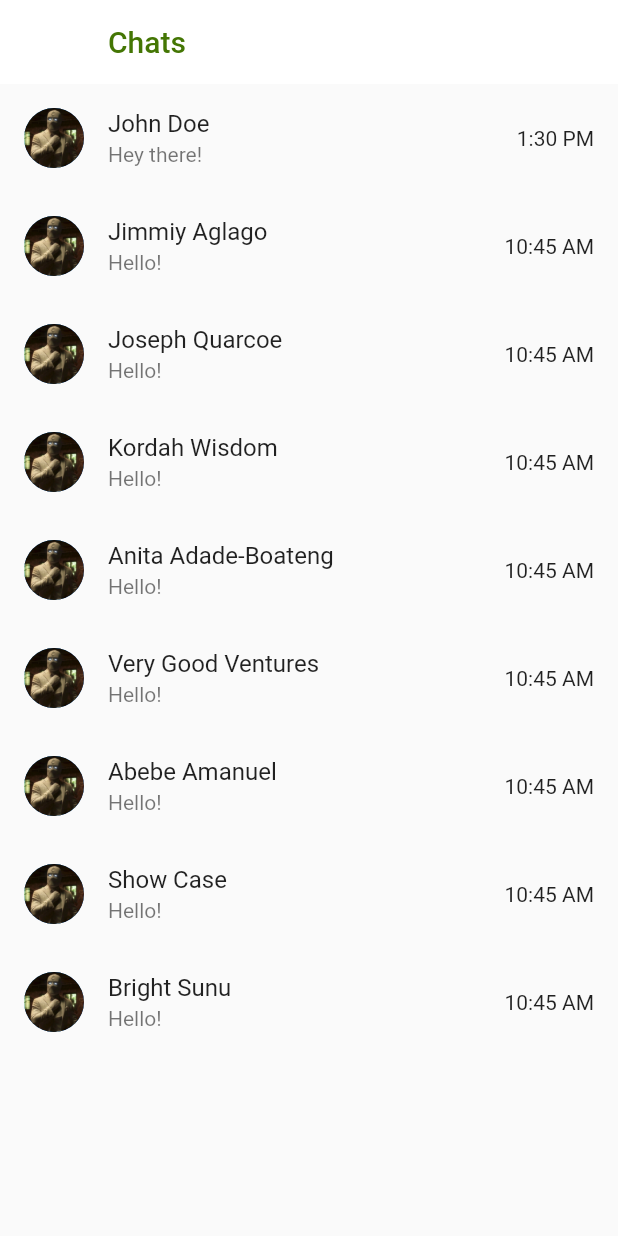
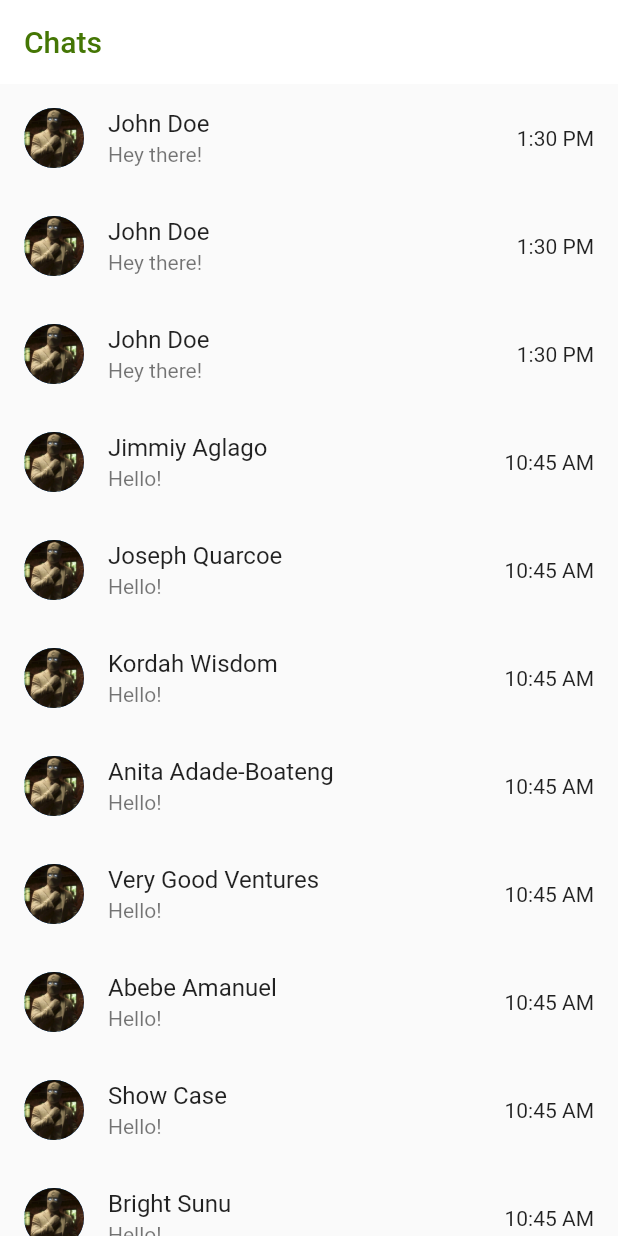
Before and after one commit to Awesomewsdm/service_masters, a Flutter app: the AllChatsScreen screen opened directly, on a phone screen of 412 x 824 dp. Run offline on Flutter 3.47's test engine with Material 2 defaults, Android fonts, the phone set to English and light mode, and no system bars; our stand-ins replace bloc, chat_bubbles, cloud_firestore, equatable, firebase_auth, flutter_bloc and 6 more; accounts and stored records are empty.

Commit message:
new commit

```diff
--- a/lib/src/app/text.dart
+++ b/lib/src/app/text.dart
@@ -22,6 +22,7 @@ const String tVerify = "Verify";
 const String tVerification = "Verification";
 const String tVerificationSubtitle =
     "Enter verification code sent to this number";
+const String tEditProfile = "Edit Profile";
 
 // -- Bottom App Bar
 const String tHomeIconName = "Home";
--- a/lib/src/screens/all_chats_screen.dart
+++ b/lib/src/screens/all_chats_screen.dart
@@ -10,6 +10,7 @@ class AllChatsScreen extends StatelessWidget {
   Widget build(BuildContext context) {
     return Scaffold(
       appBar: AppBar(
+        automaticallyImplyLeading: false,
         backgroundColor: tWhiteColor,
         elevation: 0,
         title: const Text(
--- a/lib/src/screens/chat_screen.dart
+++ b/lib/src/screens/chat_screen.dart
@@ -26,9 +26,11 @@ class ChatScreen extends StatelessWidget {
             IconButton(
               onPressed: () {
                 Navigator.push(
-                    context,
-                    MaterialPageRoute(
-                        builder: (context) => const CallScreen()));
+                  context,
+                  MaterialPageRoute(
+                    builder: (context) => const CallScreen(),
+                  ),
+                );
               },
               icon: const Icon(Icons.phone),
             ),
@@ -91,6 +93,28 @@ class ChatMessage {
 }
 
 final List<User> mockUsers = [
+  User(
+    name: 'John Doe',
+    profileImage: 'https://example.com/profiles/john_doe.jpg',
+    lastMessage: 'Hey there!',
+    lastMessageTime: '1:30 PM',
+    messages: [
+      ChatMessage(text: 'Hey!', isMe: false),
+      ChatMessage(text: 'How are you?', isMe: false),
+      // Add more messages as needed
+    ],
+  ),
+  User(
+    name: 'John Doe',
+    profileImage: 'https://example.com/profiles/john_doe.jpg',
+    lastMessage: 'Hey there!',
+    lastMessageTime: '1:30 PM',
+    messages: [
+      ChatMessage(text: 'Hey!', isMe: false),
+      ChatMessage(text: 'How are you?', isMe: false),
+      // Add more messages as needed
+    ],
+  ),
   User(
     name: 'John Doe',
     profileImage: 'https://example.com/profiles/john_doe.jpg',
--- a/lib/src/screens/service_provider_details_screen.dart
+++ b/lib/src/screens/service_provider_details_screen.dart
@@ -2,9 +2,9 @@ import 'package:flutter/material.dart';
 import 'package:home_service_app/src/app/colors.dart';
 import 'package:home_service_app/src/app/components/button/primary_button.dart';
 import 'package:home_service_app/src/app/components/text/primary_text_widget.dart';
+import 'package:home_service_app/src/app/components/user_profile/profile_image.dart';
 import 'package:home_service_app/src/app/text.dart';
 import 'package:home_service_app/src/screens/book_service_screen.dart';
-import 'package:home_service_app/src/screens/profile_screen.dart';
 import 'package:home_service_app/src/utils/constants/image_strings.dart';
 import 'package:liquid_swipe/PageHelpers/LiquidController.dart';
 import 'package:smooth_page_indicator/smooth_page_indicator.dart';
```
Also changed, not shown: lib/src/app/components/user_profile/profile_image.dart (added, +31 -0 lines), lib/src/screens/call_screen.dart (+10 -1 lines), lib/src/screens/profile_screen.dart (+8 -33 lines).
